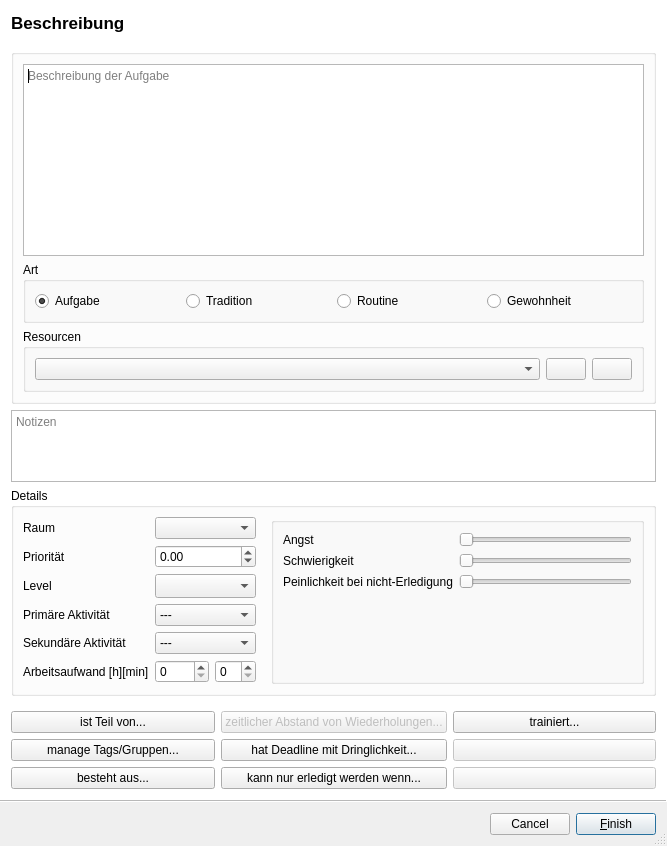
amogorkon/watnu, file src/ui/task_editor.ui: the form before one commit.
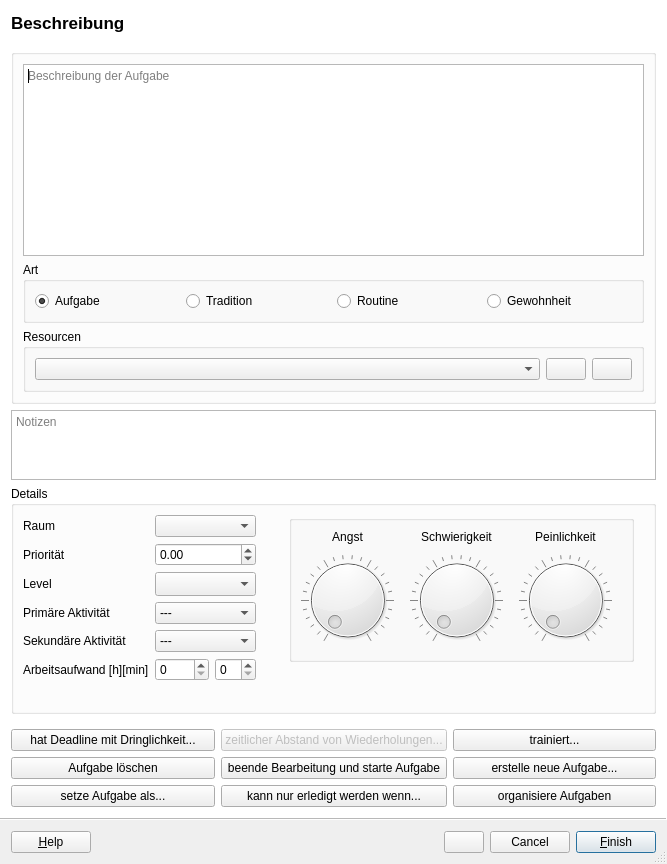
The form after the commit. Icons and pictures are not drawn.

Diff of the .ui file:
```diff
--- a/src/ui/task_editor.ui
+++ b/src/ui/task_editor.ui
@@ -23,7 +23,7 @@
    <enum>QWizard::ModernStyle</enum>
   </property>
   <property name="options">
-   <set>QWizard::CancelButtonOnLeft|QWizard::HaveFinishButtonOnEarlyPages|QWizard::IgnoreSubTitles|QWizard::NoBackButtonOnStartPage</set>
+   <set>QWizard::CancelButtonOnLeft|QWizard::HaveCustomButton1|QWizard::HaveFinishButtonOnEarlyPages|QWizard::HaveHelpButton|QWizard::IgnoreSubTitles|QWizard::NoBackButtonOnStartPage</set>
   </property>
   <widget class="QWizardPage" name="page_basics">
    <property name="title">
@@ -387,9 +387,27 @@
         </layout>
        </item>
        <item>
+        <spacer name="horizontalSpacer">
+         <property name="orientation">
+          <enum>Qt::Horizontal</enum>
+         </property>
+         <property name="sizeHint" stdset="0">
+          <size>
+           <width>40</width>
+           <height>20</height>
+          </size>
+         </property>
+        </spacer>
+       </item>
+       <item>
+        <layout class="QVBoxLayout" name="verticalLayout_3">
+         <property name="rightMargin">
+          <number>10</number>
+         </property>
+         <item>
         <widget class="QGroupBox" name="groupBox_9">
          <property name="sizePolicy">
-          <sizepolicy hsizetype="Preferred" vsizetype="MinimumExpanding">
+            <sizepolicy hsizetype="Preferred" vsizetype="Fixed">
            <horstretch>0</horstretch>
            <verstretch>0</verstretch>
           </sizepolicy>
@@ -400,51 +418,142 @@
          <property name="flat">
           <bool>false</bool>
          </property>
-         <layout class="QFormLayout" name="formLayout_2">
-          <item row="3" column="0">
-           <widget class="QLabel" name="label_11">
+           <layout class="QHBoxLayout" name="horizontalLayout_3">
+            <item>
+             <layout class="QHBoxLayout" name="horizontalLayout_6">
+              <property name="rightMargin">
+               <number>0</number>
+              </property>
+              <item>
+               <layout class="QVBoxLayout" name="verticalLayout_4">
+                <property name="rightMargin">
+                 <number>10</number>
+                </property>
+                <item>
+                 <widget class="QLabel" name="label_7">
+                  <property name="sizePolicy">
+                   <sizepolicy hsizetype="Preferred" vsizetype="Fixed">
+                    <horstretch>0</horstretch>
+                    <verstretch>0</verstretch>
+                   </sizepolicy>
+                  </property>
             <property name="text">
              <string>Angst</string>
             </property>
-           </widget>
-          </item>
-          <item row="3" column="1">
-           <widget class="QSlider" name="fear">
+                  <property name="alignment">
+                   <set>Qt::AlignCenter</set>
+                  </property>
+                 </widget>
+                </item>
+                <item>
+                 <widget class="QDial" name="fear">
             <property name="orientation">
-             <enum>Qt::Horizontal</enum>
+                   <enum>Qt::Vertical</enum>
+                  </property>
+                  <property name="invertedAppearance">
+                   <bool>false</bool>
+                  </property>
+                  <property name="invertedControls">
+                   <bool>false</bool>
+                  </property>
+                  <property name="wrapping">
+                   <bool>false</bool>
+                  </property>
+                  <property name="notchesVisible">
+                   <bool>true</bool>
             </property>
            </widget>
           </item>
-          <item row="6" column="0">
-           <widget class="QLabel" name="label_12">
+               </layout>
+              </item>
+              <item>
+               <layout class="QVBoxLayout" name="verticalLayout_5">
+                <property name="rightMargin">
+                 <number>10</number>
+                </property>
+                <item>
+                 <widget class="QLabel" name="label_8">
+                  <property name="sizePolicy">
+                   <sizepolicy hsizetype="Preferred" vsizetype="Fixed">
+                    <horstretch>0</horstretch>
+                    <verstretch>0</verstretch>
+                   </sizepolicy>
+                  </property>
             <property name="text">
              <string>Schwierigkeit</string>
             </property>
-           </widget>
-          </item>
-          <item row="6" column="1">
-           <widget class="QSlider" name="difficulty">
+                  <property name="alignment">
+                   <set>Qt::AlignCenter</set>
+                  </property>
+                 </widget>
+                </item>
+                <item>
+                 <widget class="QDial" name="difficulty">
             <property name="orientation">
-             <enum>Qt::Horizontal</enum>
+                   <enum>Qt::Vertical</enum>
+                  </property>
+                  <property name="notchesVisible">
+                   <bool>true</bool>
             </property>
            </widget>
           </item>
-          <item row="7" column="0">
-           <widget class="QLabel" name="label_13">
+               </layout>
+              </item>
+              <item>
+               <layout class="QVBoxLayout" name="verticalLayout_6">
+                <property name="rightMargin">
+                 <number>10</number>
+                </property>
+                <item>
+                 <widget class="QLabel" name="label_9">
+                  <property name="sizePolicy">
+                   <sizepolicy hsizetype="Preferred" vsizetype="Fixed">
+                    <horstretch>0</horstretch>
+                    <verstretch>0</verstretch>
+                   </sizepolicy>
+                  </property>
+                  <property name="toolTip">
+                   <string>Peinlichkeit bei Nicht-Erledigung</string>
+                  </property>
             <property name="text">
-             <string>Peinlichkeit bei nicht-Erledigung</string>
-            </property>
-           </widget>
-          </item>
-          <item row="7" column="1">
-           <widget class="QSlider" name="embarassment">
+                   <string>Peinlichkeit</string>
+                  </property>
+                  <property name="alignment">
+                   <set>Qt::AlignCenter</set>
+                  </property>
+                 </widget>
+                </item>
+                <item>
+                 <widget class="QDial" name="embarassment">
             <property name="orientation">
-             <enum>Qt::Horizontal</enum>
-            </property>
+                   <enum>Qt::Vertical</enum>
+                  </property>
+                  <property name="notchesVisible">
+                   <bool>true</bool>
+                  </property>
            </widget>
           </item>
          </layout>
-        </widget>
+              </item>
+             </layout>
+            </item>
+           </layout>
+          </widget>
+         </item>
+         <item>
+          <spacer name="verticalSpacer">
+           <property name="orientation">
+            <enum>Qt::Vertical</enum>
+           </property>
+           <property name="sizeHint" stdset="0">
+            <size>
+             <width>20</width>
+             <height>40</height>
+            </size>
+           </property>
+          </spacer>
+         </item>
+        </layout>
        </item>
       </layout>
      </widget>
@@ -457,7 +566,7 @@
       <item row="0" column="0">
        <widget class="QPushButton" name="button7">
         <property name="text">
-         <string>ist Teil von...</string>
+         <string>hat Deadline mit Dringlichkeit...</string>
         </property>
         <property name="shortcut">
          <string>7</string>
@@ -496,26 +605,13 @@
         </property>
        </widget>
       </item>
-      <item row="1" column="2">
-       <widget class="QPushButton" name="button6">
-        <property name="enabled">
-         <bool>false</bool>
-        </property>
-        <property name="text">
-         <string/>
-        </property>
-        <property name="shortcut">
-         <string>6</string>
-        </property>
-       </widget>
-      </item>
       <item row="3" column="2">
        <widget class="QPushButton" name="button3">
         <property name="enabled">
-         <bool>false</bool>
+         <bool>true</bool>
         </property>
         <property name="text">
-         <string/>
+         <string>organisiere Aufgaben</string>
         </property>
         <property name="shortcut">
          <string>3</string>
@@ -524,8 +620,11 @@
       </item>
       <item row="1" column="0">
        <widget class="QPushButton" name="button4">
+        <property name="enabled">
+         <bool>true</bool>
+        </property>
         <property name="text">
-         <string>manage Tags/Gruppen...</string>
+         <string>Aufgabe löschen</string>
         </property>
         <property name="shortcut">
          <string>4</string>
@@ -535,7 +634,7 @@
       <item row="3" column="0">
        <widget class="QPushButton" name="button1">
         <property name="text">
-         <string>besteht aus...</string>
+         <string>setze Aufgabe als...</string>
         </property>
         <property name="shortcut">
          <string>1</string>
@@ -545,7 +644,7 @@
       <item row="1" column="1">
        <widget class="QPushButton" name="button5">
         <property name="text">
-         <string>hat Deadline mit Dringlichkeit...</string>
+         <string>beende Bearbeitung und starte Aufgabe</string>
         </property>
         <property name="shortcut">
          <string>5</string>
@@ -565,6 +664,19 @@
         </property>
        </widget>
       </item>
+      <item row="1" column="2">
+       <widget class="QPushButton" name="button6">
+        <property name="enabled">
+         <bool>true</bool>
+        </property>
+        <property name="text">
+         <string>erstelle neue Aufgabe...</string>
+        </property>
+        <property name="shortcut">
+         <string>6</string>
+        </property>
+       </widget>
+      </item>
      </layout>
     </item>
    </layout>
```
Left out of the diff: 2 changed lines with no effect on the pictures. Lines whose indentation alone changed are shown as unchanged.
